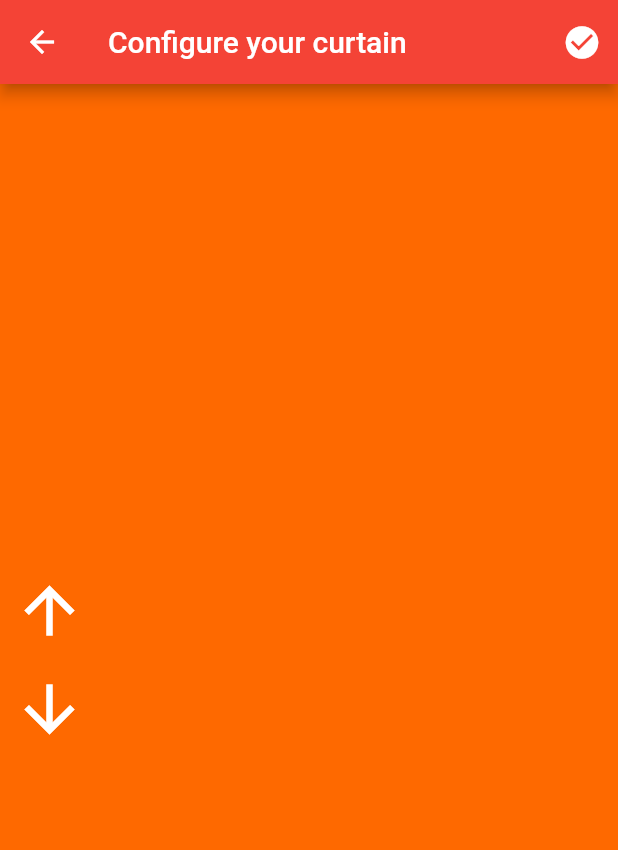
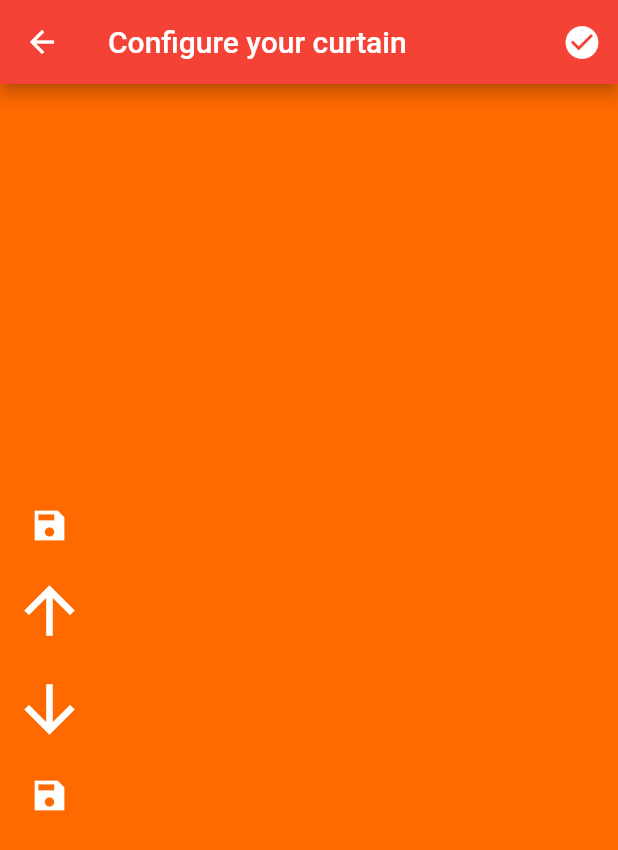
Before and after one commit to MasterCoookie/esp_app, a Flutter app: the DeviceConfig screen opened by its route, on a phone screen of 412 x 824 dp. Shown: the top 850 px of the screen. Run offline on Flutter 3.47's test engine with Material 2 defaults, Android fonts, the phone set to English and light mode, and no system bars; our stand-ins replace flutter_spinkit, fluttertoast, permission_handler; missing offline and left inert: quick_blue; accounts and stored records are empty.

Commit message:
save buttons added to deviceConfig

```diff
--- a/lib/screens/home/deviceConfig.dart
+++ b/lib/screens/home/deviceConfig.dart
@@ -24,6 +24,7 @@ class _DeviceConfigState extends State<DeviceConfig> {
             crossAxisAlignment: CrossAxisAlignment.stretch,
             mainAxisAlignment: MainAxisAlignment.center,
             children: [
+              IconButton(iconSize: 26, color: Colors.white, icon: Icon(Icons.save_sharp, color: Colors.white), onPressed: () {}),
               GestureDetector(
                 child: IconButton(iconSize: 50, color: Colors.white, icon: Icon(Icons.arrow_upward_sharp, color: Colors.white), onPressed: () {}),
                 onLongPressDown: (details) {
@@ -46,6 +47,7 @@ class _DeviceConfigState extends State<DeviceConfig> {
                 onLongPressCancel: () {
 
                 }),
+                IconButton(iconSize: 26, color: Colors.white, icon: Icon(Icons.save_sharp, color: Colors.white), onPressed: () {})
             ],
           ),
         ),
```
